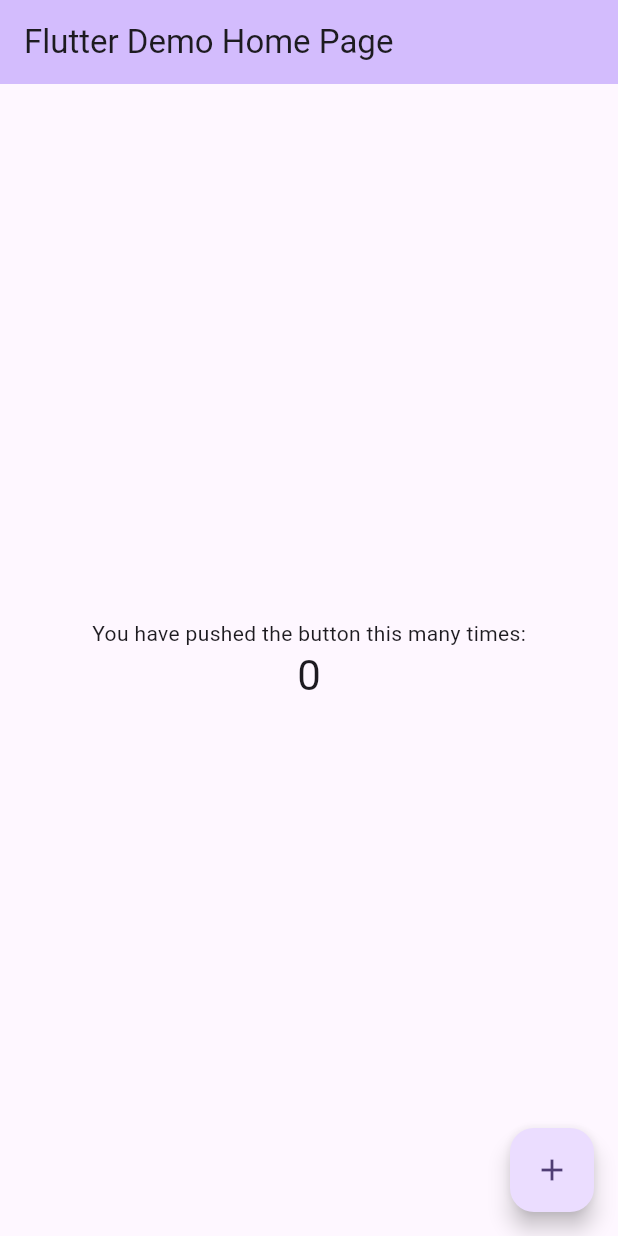
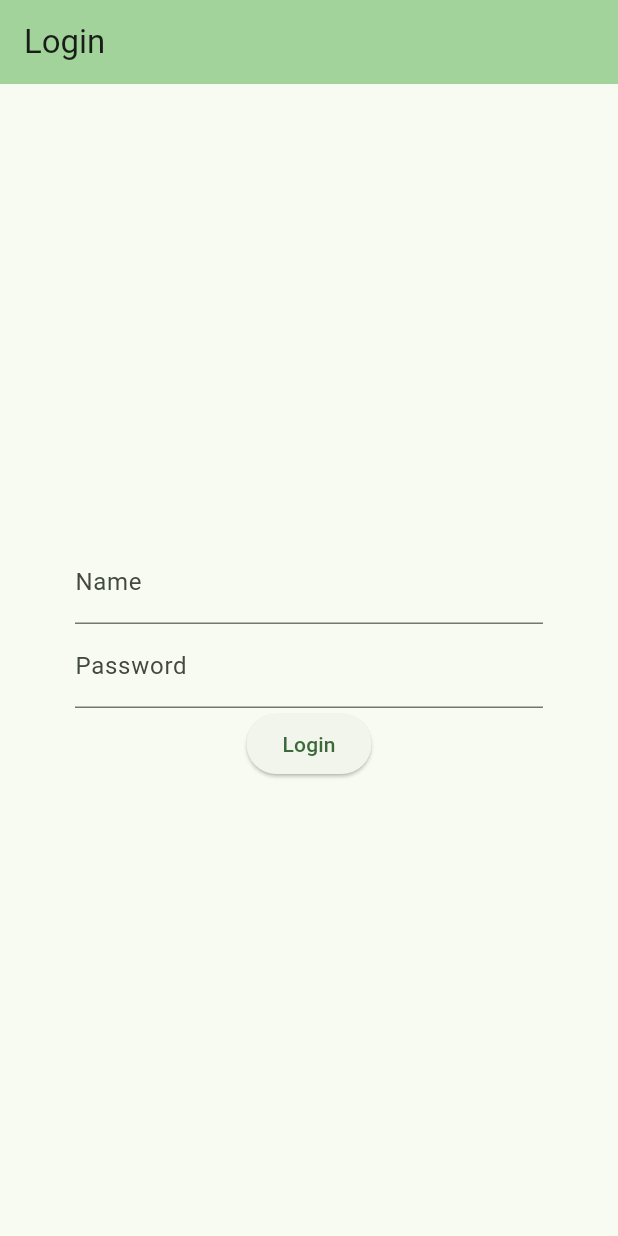
Before and after one commit to HyonBok/GreenStayApp, a Flutter app: the screen it shows after launch, on a phone screen of 412 x 824 dp. Run offline on Flutter 3.47's test engine with Material 3 defaults, Android fonts, the phone set to English and light mode, and no system bars.

Commit message:
Tela de login

```diff
--- /dev/null
+++ b/green_stay/lib/app_widget.dart
@@ -0,0 +1,17 @@
+import 'package:flutter/material.dart';
+import 'package:green_stay/login_widget.dart';
+
+class GreenStayApp extends StatelessWidget {
+  const GreenStayApp({super.key});
+
+  @override
+  Widget build(BuildContext context) {
+    return MaterialApp(
+      title: 'Green Stay App',
+      theme: ThemeData(
+        colorScheme: ColorScheme.fromSeed(seedColor: const Color.fromRGBO(76, 175, 80, 1)),
+      ),
+      home: const LoginPage(),
+    );
+  }
+}
--- /dev/null
+++ b/green_stay/lib/login_widget.dart
@@ -0,0 +1,57 @@
+import 'package:flutter/material.dart';
+
+class LoginPage extends StatefulWidget {
+  const LoginPage({super.key});
+
+  @override
+  State<LoginPage> createState() => _LoginPageState();
+}
+
+class _LoginPageState extends State<LoginPage> {
+  String name = "";
+  String password = "";
+
+  @override
+  Widget build(BuildContext context) {
+    return Scaffold(
+        appBar: AppBar(
+          title: Text('Login'),
+          backgroundColor: Theme.of(context).colorScheme.inversePrimary,
+        ),
+        body: Center(
+          child: Container(
+            padding: EdgeInsets.all(50),
+            child: Column(
+              mainAxisAlignment: MainAxisAlignment.center,
+              children: [
+                TextField(
+                  decoration: InputDecoration(labelText: 'Name'),
+                  onChanged: (value) {
+                  setState(() {
+                    name = value;
+                  });
+                },
+              ),
+              TextField(
+                decoration: InputDecoration(labelText: 'Password'),
+                obscureText: true,
+                onChanged: (value) {
+                  setState(() {
+                    password = value;
+                  });
+                },
+              ),
+              ElevatedButton(
+                onPressed: () {
+                  // Handle login logic
+                  print('Name: $name, Password: $password');
+                },
+                child: Text('Login'),
+              ),
+            ],
+          ),
+        ),
+      ),
+    );
+  }
+}
--- a/green_stay/lib/main.dart
+++ b/green_stay/lib/main.dart
@@ -1,122 +1,6 @@
 import 'package:flutter/material.dart';
+import 'package:green_stay/app_widget.dart';
 
-void main() {
-  runApp(const MyApp());
+main() {
+  runApp(GreenStayApp());
 }
-
-class MyApp extends StatelessWidget {
-  const MyApp({super.key});
-
-  // This widget is the root of your application.
-  @override
-  Widget build(BuildContext context) {
-    return MaterialApp(
-      title: 'Flutter Demo',
-      theme: ThemeData(
-        // This is the theme of your application.
-        //
-        // TRY THIS: Try running your application with "flutter run". You'll see
-        // the application has a purple toolbar. Then, without quitting the app,
-        // try changing the seedColor in the colorScheme below to Colors.green
-        // and then invoke "hot reload" (save your changes or press the "hot
-        // reload" button in a Flutter-supported IDE, or press "r" if you used
-        // the command line to start the app).
-        //
-        // Notice that the counter didn't reset back to zero; the application
-        // state is not lost during the reload. To reset the state, use hot
-        // restart instead.
-        //
-        // This works for code too, not just values: Most code changes can be
-        // tested with just a hot reload.
-        colorScheme: ColorScheme.fromSeed(seedColor: Colors.deepPurple),
-      ),
-      home: const MyHomePage(title: 'Flutter Demo Home Page'),
-    );
-  }
-}
-
-class MyHomePage extends StatefulWidget {
-  const MyHomePage({super.key, required this.title});
-
-  // This widget is the home page of your application. It is stateful, meaning
-  // that it has a State object (defined below) that contains fields that affect
-  // how it looks.
-
-  // This class is the configuration for the state. It holds the values (in this
-  // case the title) provided by the parent (in this case the App widget) and
-  // used by the build method of the State. Fields in a Widget subclass are
-  // always marked "final".
-
-  final String title;
-
-  @override
-  State<MyHomePage> createState() => _MyHomePageState();
-}
-
-class _MyHomePageState extends State<MyHomePage> {
-  int _counter = 0;
-
-  void _incrementCounter() {
-    setState(() {
-      // This call to setState tells the Flutter framework that something has
-      // changed in this State, which causes it to rerun the build method below
-      // so that the display can reflect the updated values. If we changed
-      // _counter without calling setState(), then the build method would not be
-      // called again, and so nothing would appear to happen.
-      _counter++;
-    });
-  }
-
-  @override
-  Widget build(BuildContext context) {
-    // This method is rerun every time setState is called, for instance as done
-    // by the _incrementCounter method above.
-    //
-    // The Flutter framework has been optimized to make rerunning build methods
-    // fast, so that you can just rebuild anything that needs updating rather
-    // than having to individually change instances of widgets.
-    return Scaffold(
-      appBar: AppBar(
-        // TRY THIS: Try changing the color here to a specific color (to
-        // Colors.amber, perhaps?) and trigger a hot reload to see the AppBar
-        // change color while the other colors stay the same.
-        backgroundColor: Theme.of(context).colorScheme.inversePrimary,
-        // Here we take the value from the MyHomePage object that was created by
-        // the App.build method, and use it to set our appbar title.
-        title: Text(widget.title),
-      ),
-      body: Center(
-        // Center is a layout widget. It takes a single child and positions it
-        // in the middle of the parent.
-        child: Column(
-          // Column is also a layout widget. It takes a list of children and
-          // arranges them vertically. By default, it sizes itself to fit its
-          // children horizontally, and tries to be as tall as its parent.
-          //
-          // Column has various properties to control how it sizes itself and
-          // how it positions its children. Here we use mainAxisAlignment to
-          // center the children vertically; the main axis here is the vertical
-          // axis because Columns are vertical (the cross axis would be
-          // horizontal).
-          //
-          // TRY THIS: Invoke "debug painting" (choose the "Toggle Debug Paint"
-          // action in the IDE, or press "p" in the console), to see the
-          // wireframe for each widget.
-          mainAxisAlignment: MainAxisAlignment.center,
-          children: <Widget>[
-            const Text('You have pushed the button this many times:'),
-            Text(
-              '$_counter',
-              style: Theme.of(context).textTheme.headlineMedium,
-            ),
-          ],
-        ),
-      ),
-      floatingActionButton: FloatingActionButton(
-        onPressed: _incrementCounter,
-        tooltip: 'Increment',
-        child: const Icon(Icons.add),
-      ), // This trailing comma makes auto-formatting nicer for build methods.
-    );
-  }
-}
```
Also changed, not shown: 2 other files.
